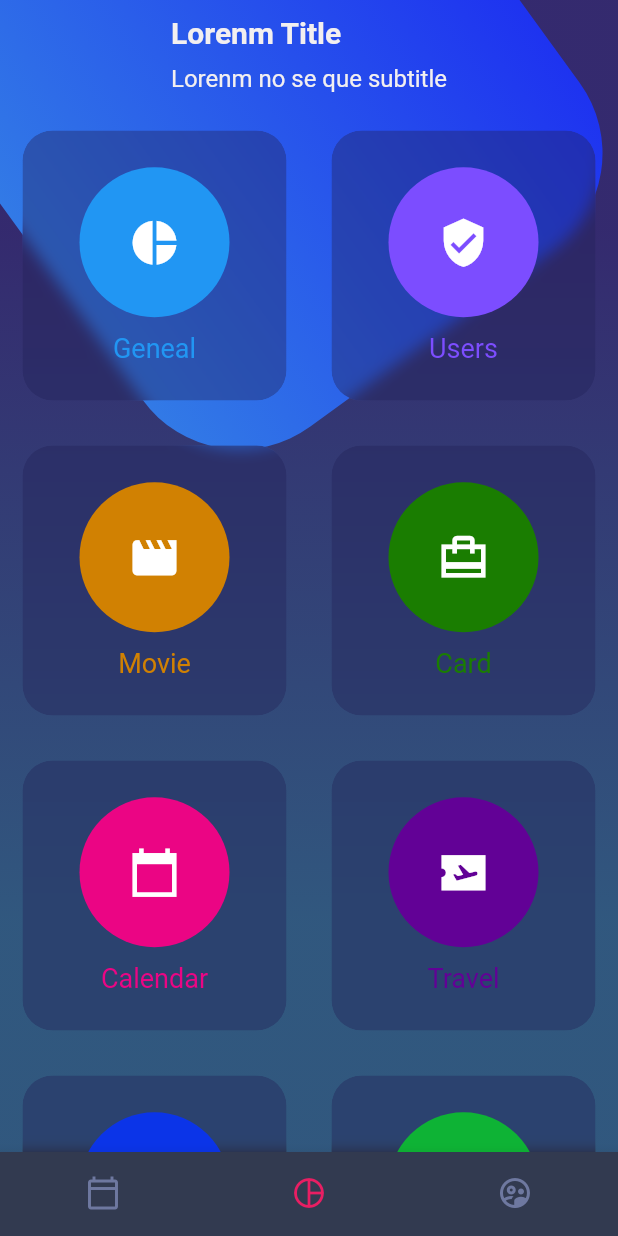
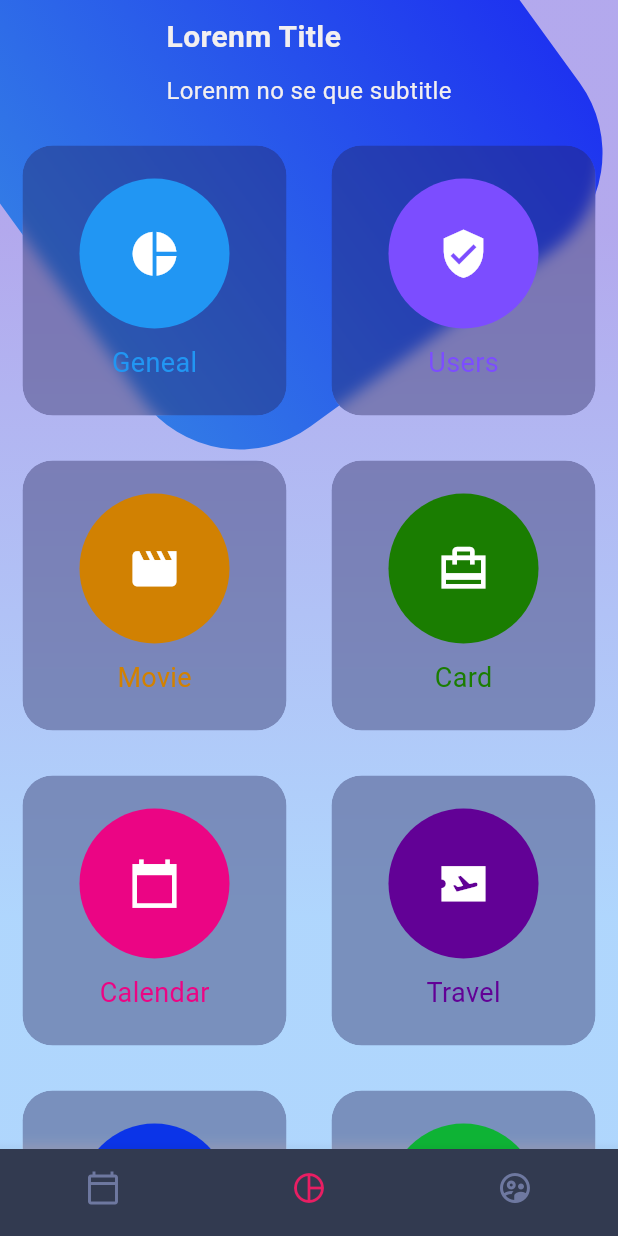
Before and after one commit to edgardoll4/app_yayo, a Flutter app: the screen it shows after launch, on a phone screen of 412 x 824 dp. Run offline on Flutter 3.47's test engine with Material 2 defaults, Android fonts, the phone set to English and light mode, and no system bars.

Commit message:
colocando en themadata el colorshema en el codigo

```diff
--- a/lib/constants/colors_theme.dart
+++ b/lib/constants/colors_theme.dart
@@ -1,9 +1,9 @@
 import 'package:flutter/material.dart';
 
 class ColorsThemeDefaul {
-  final Color colorPrimary = Color.fromARGB(249, 9, 9, 253);
+  final Color colorPrimary = Color.fromARGB(248, 19, 19, 202);
   final Color colorSecundary = Color.fromARGB(255, 250, 150, 50);
-  final Color colorBtnPrimary = Color.fromARGB(255, 50, 150, 250);
+  final Color colorBtnPrimary = Color.fromARGB(255, 42, 122, 202);
   final Color colorBgPrimaryDark = Color.fromARGB(99, 50, 150, 250);
   final Color colorBgPrimary = Color.fromARGB(99, 59, 33, 209);
   final Color colorBgSecundary = Color.fromARGB(99, 100, 41, 18);
--- a/lib/main.dart
+++ b/lib/main.dart
@@ -13,9 +13,14 @@ class MyApp extends StatelessWidget {
   Widget build(BuildContext context) {
     SystemChrome.setSystemUIOverlayStyle(SystemUiOverlayStyle
         .light); // opciones para la bara de estado y notificaciones del telefono
+
     return MaterialApp(
         debugShowCheckedModeBanner: false,
-        theme: ThemeData.dark(),
+        theme: ThemeData(
+          useMaterial3: true,
+          // colorSchemeSeed: Colors.red,
+          colorScheme: ColorScheme.light(),
+        ),
         title: 'YaYo App',
         initialRoute: 'homa_screen',
         routes: {
```
